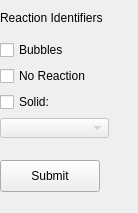
This is reactionidentifiers.ui in University-of-Utah-CS3505/a9-edu-app-DDDragonz as Qt 5 draws it before an edit. The edited form follows.
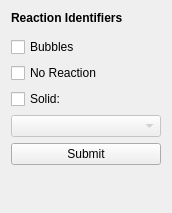
This is the edited form.

```diff
--- a/reactionidentifiers.ui
+++ b/reactionidentifiers.ui
@@ -6,48 +6,37 @@
    <rect>
     <x>0</x>
     <y>0</y>
-    <width>138</width>
+    <width>127</width>
     <height>213</height>
    </rect>
   </property>
   <property name="windowTitle">
    <string>Form</string>
   </property>
+  <layout class="QVBoxLayout" name="verticalLayout_2">
+   <item>
   <widget class="QLabel" name="label">
-   <property name="geometry">
-    <rect>
-     <x>0</x>
-     <y>10</y>
-     <width>121</width>
-     <height>16</height>
-    </rect>
-   </property>
-   <property name="text">
-    <string>Reaction Identifiers</string>
-   </property>
-  </widget>
-  <widget class="QPushButton" name="submitButton">
-   <property name="geometry">
-    <rect>
-     <x>0</x>
-     <y>160</y>
-     <width>100</width>
-     <height>32</height>
-    </rect>
-   </property>
+     <property name="minimumSize">
+      <size>
+       <width>150</width>
+       <height>0</height>
+      </size>
+     </property>
+     <property name="maximumSize">
+      <size>
+       <width>16777215</width>
+       <height>20</height>
+      </size>
+     </property>
    <property name="text">
-    <string>Submit</string>
-   </property>
-  </widget>
-  <widget class="QWidget" name="">
-   <property name="geometry">
-    <rect>
-     <x>0</x>
-     <y>40</y>
-     <width>109</width>
-     <height>98</height>
-    </rect>
-   </property>
+      <string>&lt;html&gt;&lt;head/&gt;&lt;body&gt;&lt;p&gt;&lt;span style=&quot; font-weight:700;&quot;&gt;Reaction Identifiers&lt;/span&gt;&lt;/p&gt;&lt;/body&gt;&lt;/html&gt;</string>
+     </property>
+     <property name="alignment">
+      <set>Qt::AlignLeading|Qt::AlignLeft|Qt::AlignTop</set>
+     </property>
+    </widget>
+   </item>
+   <item>
    <layout class="QVBoxLayout" name="verticalLayout">
     <item>
      <widget class="QCheckBox" name="bubblesBox">
@@ -78,7 +67,18 @@
      </widget>
     </item>
    </layout>
-  </widget>
+   </item>
+   <item>
+    <widget class="QPushButton" name="submitButton">
+     <property name="text">
+      <string>Submit</string>
+     </property>
+    </widget>
+   </item>
+   <item>
+    <widget class="QWidget" name="widget" native="true"/>
+   </item>
+  </layout>
  </widget>
  <resources/>
  <connections/>
```
Lines whose indentation alone changed are shown as unchanged.
